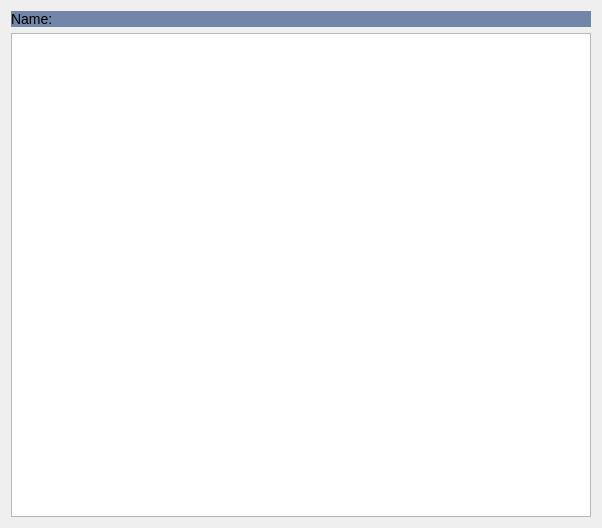
Above: registrationwindow.ui from adsfasdfdsf/client before the change. Below: the same form after it.
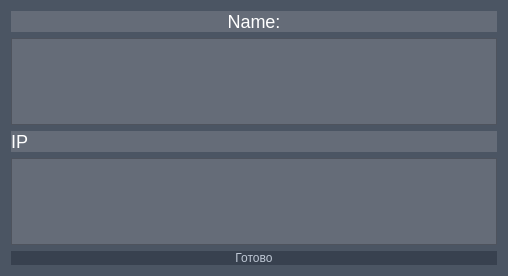
That is the form after the change.

What changed in the file:
```diff
--- a/registrationwindow.ui
+++ b/registrationwindow.ui
@@ -6,34 +6,111 @@
    <rect>
     <x>0</x>
     <y>0</y>
-    <width>602</width>
-    <height>528</height>
+    <width>508</width>
+    <height>276</height>
    </rect>
   </property>
   <property name="windowTitle">
    <string>Form</string>
   </property>
+  <property name="styleSheet">
+   <string notr="true">QWidget{
+	background: #4b5563;
+}</string>
+  </property>
   <layout class="QGridLayout" name="gridLayout">
-   <item row="0" column="0">
+   <item row="3" column="0">
+    <widget class="QLabel" name="label">
+     <property name="styleSheet">
+      <string notr="true">QLabel{
+	
+	font-size: 18px;
+	font-family: 'verdana', sans-serif;
+	background: #656c78;
+	color: white;
+}</string>
+     </property>
+     <property name="text">
+      <string>IP</string>
+     </property>
+    </widget>
+   </item>
+   <item row="1" column="0">
     <widget class="QLabel" name="name">
+     <property name="sizePolicy">
+      <sizepolicy hsizetype="Preferred" vsizetype="Maximum">
+       <horstretch>0</horstretch>
+       <verstretch>0</verstretch>
+      </sizepolicy>
+     </property>
      <property name="styleSheet">
-      <string notr="true">QWidget{
-	background: #7186a8;
-}
-QLabel{
-	text-allign: center;
-	font-size: 14px;
-	font-family: 'verdana', sans-serif;
+      <string notr="true">QLabel{
 	
+	font-size: 18px;
+	font-family: 'verdana', sans-serif;
+	background: #656c78;
+	color: white;
 }</string>
      </property>
      <property name="text">
       <string>Name:</string>
      </property>
+     <property name="alignment">
+      <set>Qt::AlignCenter</set>
+     </property>
     </widget>
    </item>
-   <item row="1" column="0">
-    <widget class="QTextEdit" name="textEdit"/>
+   <item row="2" column="0">
+    <widget class="QTextEdit" name="setName">
+     <property name="sizePolicy">
+      <sizepolicy hsizetype="Preferred" vsizetype="Maximum">
+       <horstretch>0</horstretch>
+       <verstretch>0</verstretch>
+      </sizepolicy>
+     </property>
+     <property name="styleSheet">
+      <string notr="true">QTextEdit{
+	background: #656c78;
+	color: white;
+}</string>
+     </property>
+     <property name="html">
+      <string>&lt;!DOCTYPE HTML PUBLIC &quot;-//W3C//DTD HTML 4.0//EN&quot; &quot;http://www.w3.org/TR/REC-html40/strict.dtd&quot;&gt;
+&lt;html&gt;&lt;head&gt;&lt;meta name=&quot;qrichtext&quot; content=&quot;1&quot; /&gt;&lt;meta charset=&quot;utf-8&quot; /&gt;&lt;style type=&quot;text/css&quot;&gt;
+p, li { white-space: pre-wrap; }
+hr { height: 1px; border-width: 0; }
+li.unchecked::marker { content: &quot;\2610&quot;; }
+li.checked::marker { content: &quot;\2612&quot;; }
+&lt;/style&gt;&lt;/head&gt;&lt;body style=&quot; font-family:'Segoe UI'; font-size:9pt; font-weight:400; font-style:normal;&quot;&gt;
+&lt;p style=&quot;-qt-paragraph-type:empty; margin-top:0px; margin-bottom:0px; margin-left:0px; margin-right:0px; -qt-block-indent:0; text-indent:0px;&quot;&gt;&lt;br /&gt;&lt;/p&gt;&lt;/body&gt;&lt;/html&gt;</string>
+     </property>
+    </widget>
+   </item>
+   <item row="5" column="0">
+    <widget class="QPushButton" name="CheckIP">
+     <property name="enabled">
+      <bool>true</bool>
+     </property>
+     <property name="styleSheet">
+      <string notr="true">QPushButton { background-color: #38414f; border: none; color: #bec7d4;}</string>
+     </property>
+     <property name="text">
+      <string>Готово</string>
+     </property>
+     <property name="default">
+      <bool>false</bool>
+     </property>
+    </widget>
+   </item>
+   <item row="4" column="0">
+    <widget class="QTextEdit" name="ip">
+     <property name="styleSheet">
+      <string notr="true">QTextEdit{
+	background: #656c78;
+	color: white;
+}</string>
+     </property>
+    </widget>
    </item>
   </layout>
  </widget>
```
